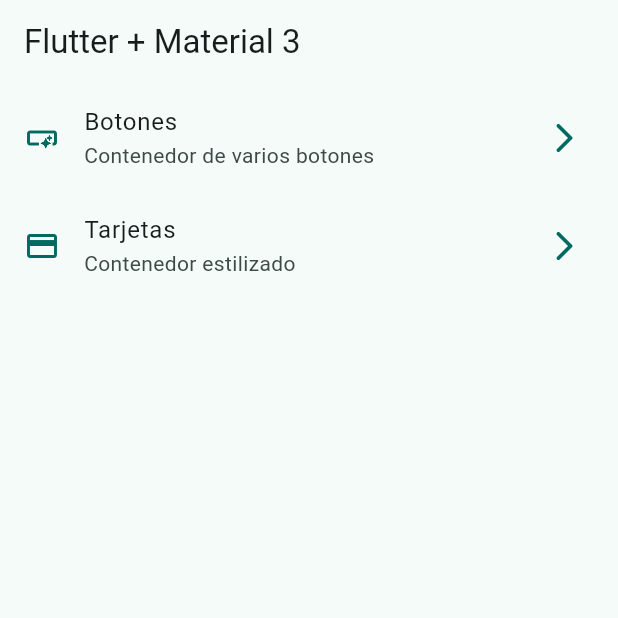
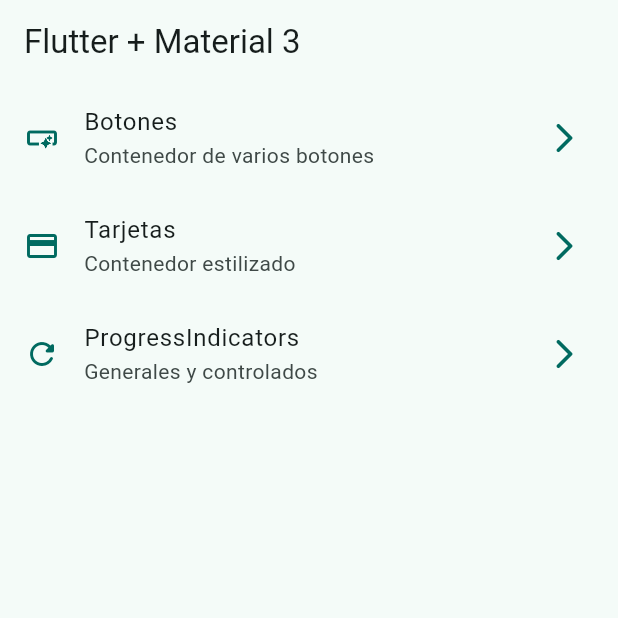
Before and after one commit to mxziino/widgets_app_flutter, a Flutter app: the screen it shows after launch, on a phone screen of 412 x 824 dp, the top half of it. Run offline on Flutter 3.47's test engine with Material 3 defaults, Android fonts, the phone set to English and light mode, and no system bars; our stand-ins replace go_router.

Commit message:
added progress indicators

```diff
--- a/lib/config/menu/menu_items.dart
+++ b/lib/config/menu/menu_items.dart
@@ -27,4 +27,10 @@ const appMenuItems = <MenuItem>[
     link: '/cards',
     icon: Icons.credit_card,
   ),
+  MenuItem(
+    title: 'ProgressIndicators',
+    subtitle: 'Generales y controlados',
+    link: '/progress',
+    icon: Icons.refresh_rounded,
+  ),
 ];
--- a/lib/config/router/app_router.dart
+++ b/lib/config/router/app_router.dart
@@ -20,5 +20,10 @@ final appRouter = GoRouter(
       name: CardsScreen.name,
       builder: (context, state) => const CardsScreen(),
     ),
+    GoRoute(
+      path: '/progress',
+      name: ProgressScreen.name,
+      builder: (context, state) => const ProgressScreen(),
+    ),
   ],
 );
```
Also changed, not shown: lib/presentation/screens/progress/progress_screen.dart (+76 -1 lines).
